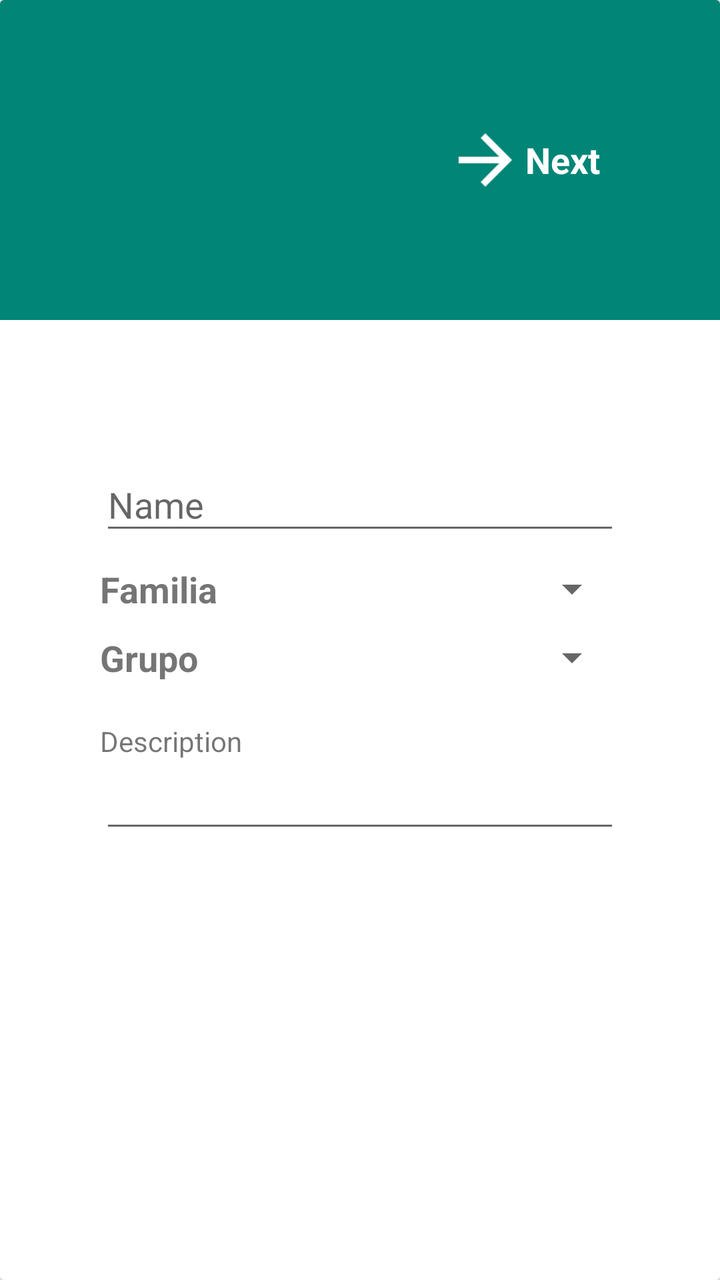
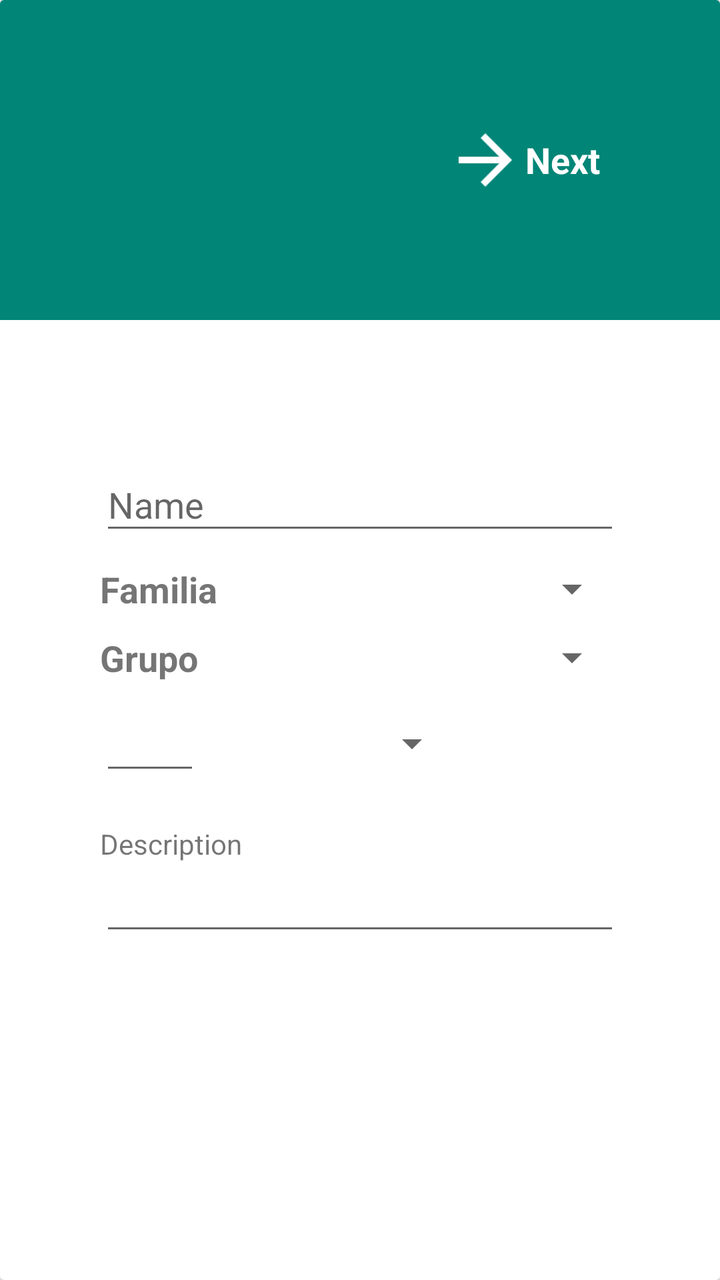

Compare the two renders of this Android layout. The source of the first and the diff that turns it into the second are given below.
<!-- AndroidManifest.xml: application theme AppTheme -->
<!-- res/layout/dialog_add_edit_product.xml -->
<?xml version="1.0" encoding="utf-8"?>
<android.support.v7.widget.CardView xmlns:android="http://schemas.android.com/apk/res/android"
    android:layout_width="match_parent"
    android:layout_height="match_parent">


        <LinearLayout
            android:layout_width="match_parent"
            android:layout_height="match_parent"
            android:orientation="vertical">

            <LinearLayout android:id="@+id/llMainScreen"
                android:layout_width="match_parent"
                android:layout_height="match_parent"
                android:orientation="vertical">

                <LinearLayout
                    android:layout_width="match_parent"
                    android:layout_height="wrap_content"
                    android:orientation="horizontal"
                    android:gravity="right"
                    android:background="@color/colorPrimary"
                    android:padding="50dp">
                    <LinearLayout android:id="@+id/llNext"
                        android:layout_width="wrap_content"
                        android:layout_height="wrap_content"
                        android:orientation="horizontal"
                        android:background="?attr/selectableItemBackgroundBorderless"
                        android:padding="10dp">
                        <ImageView
                            android:layout_width="40dp"
                            android:layout_height="40dp"
                            android:src="@drawable/ic_action_arrow_forward"
                            android:tint="@color/white"/>
                        <TextView
                            android:layout_width="wrap_content"
                            android:layout_height="match_parent"
                            android:text="Next"
                            android:gravity="center_vertical"
                            android:textStyle="bold"
                            android:textColor="@color/white"
                            android:textSize="18sp"/>
                    </LinearLayout>


                </LinearLayout>


                <LinearLayout
                    android:layout_width="match_parent"
                    android:layout_height="wrap_content"
                    android:orientation="vertical"
                    android:padding="50dp">

                    <android.support.design.widget.TextInputLayout
                        android:layout_width="match_parent"
                        android:layout_height="wrap_content"
                        android:hint="Code"
                        android:layout_marginTop="10dp"
                        android:visibility="gone">
                        <android.support.design.widget.TextInputEditText
                            android:id="@+id/etCode"
                            android:layout_width="match_parent"
                            android:layout_height="wrap_content" />
                    </android.support.design.widget.TextInputLayout>

                    <android.support.design.widget.TextInputLayout
                        android:layout_width="match_parent"
                        android:layout_height="wrap_content"
                        android:hint="Name"
                        android:layout_marginTop="10dp">
                        <android.support.design.widget.TextInputEditText
                            android:id="@+id/etName"
                            android:layout_width="match_parent"
                            android:layout_height="wrap_content" />
                    </android.support.design.widget.TextInputLayout>


                    <LinearLayout android:id="@+id/llTipo"
                        android:layout_width="match_parent"
                        android:layout_height="wrap_content"
                        android:orientation="horizontal"
                        android:layout_marginTop="10dp">
                        <TextView
                            android:layout_width="0dp"
                            android:layout_height="wrap_content"
                            android:text="Familia"
                            android:layout_weight="1"
                            android:textStyle="bold"
                            android:textSize="18sp"/>

                        <Spinner android:id="@+id/spnFamilia"
                            android:layout_width="0dp"
                            android:layout_height="wrap_content"
                            android:layout_weight="3"/>

                    </LinearLayout>

                    <LinearLayout android:id="@+id/llSubtipo"
                        android:layout_width="match_parent"
                        android:layout_height="wrap_content"
                        android:orientation="horizontal"
                        android:layout_marginTop="10dp">
                        <TextView
                            android:layout_width="0dp"
                            android:layout_height="wrap_content"
                            android:text="Grupo"
                            android:layout_weight="1"
                            android:textStyle="bold"
                            android:textSize="18sp"/>

                        <Spinner android:id="@+id/spnGrupo"
                            android:layout_width="0dp"
                            android:layout_height="wrap_content"
                            android:layout_weight="3"/>

                    </LinearLayout>


                    <TextView
                        android:layout_width="match_parent"
                        android:layout_height="wrap_content"
                        android:paddingTop="20dp"
                        android:text="Description"/>

                    <ScrollView
                        android:layout_width="match_parent"
                        android:layout_height="200dp">

                       <EditText android:id="@+id/etDescription"
                           android:layout_width="match_parent"
                           android:layout_height="match_parent" />
                    </ScrollView>

                    <CheckBox android:id="@+id/cbActivate"
                        android:layout_width="wrap_content"
                        android:layout_height="wrap_content"
                        android:text="Activar"
                        android:layout_marginTop="20dp"/>

                </LinearLayout>


            </LinearLayout>



            <LinearLayout android:id="@+id/llMeasureScreen"
                android:layout_width="match_parent"
                android:layout_height="match_parent"
                android:orientation="vertical"
                android:visibility="gone">

                <LinearLayout
                    android:layout_width="match_parent"
                    android:layout_height="wrap_content"
                    android:orientation="vertical"
                    android:padding="50dp"
                    android:background="@color/colorPrimary">
                    <RelativeLayout
                        android:layout_width="match_parent"
                        android:layout_height="wrap_content"
                        android:orientation="horizontal">

                        <LinearLayout android:id="@+id/llBack"
                            android:layout_width="wrap_content"
                            android:layout_height="wrap_content"
                            android:orientation="horizontal"
                            android:background="?attr/selectableItemBackgroundBorderless"
                            android:padding="10dp">
                            <ImageView
                                android:layout_width="50dp"
                                android:layout_height="50dp"
                                android:src="@drawable/ic_arrow_back"
                                android:tint="@color/white"/>
                            <TextView
                                android:layout_width="wrap_content"
                                android:layout_height="match_parent"
                                android:text="Atras"
                                android:gravity="center_vertical"
                                android:textStyle="bold"
                                android:textSize="18sp"
                                android:textColor="@color/white"/>
                        </LinearLayout>


                        <LinearLayout android:id="@+id/llSave"
                            android:layout_width="wrap_content"
                            android:layout_height="wrap_content"
                            android:orientation="horizontal"
                            android:background="?attr/selectableItemBackgroundBorderless"
                            android:padding="10dp"
                            android:layout_alignParentRight="true">
                            <ImageView
                                android:layout_width="50dp"
                                android:layout_height="50dp"
                                android:src="@drawable/ic_save"
                                android:tint="@color/white"/>
                            <TextView
                                android:layout_width="wrap_content"
                                android:layout_height="match_parent"
                                android:text="Guardar"
                                android:gravity="center_vertical"
                                android:textStyle="bold"
                                android:textSize="18sp"
                                android:textColor="@color/white"/>
                        </LinearLayout>


                    </RelativeLayout>


                    <TextView
                        android:layout_width="match_parent"
                        android:layout_height="wrap_content"
                        android:text="Unidades de Medida"
                        android:textStyle="bold"
                        android:gravity="center"
                        android:padding="10dp"
                        android:textSize="20sp"
                        android:textColor="@color/white"/>

                </LinearLayout>


                <LinearLayout
                    android:layout_width="match_parent"
                    android:layout_height="match_parent"
                    android:orientation="vertical"
                    android:background="@android:color/darker_gray">

                    <android.support.v7.widget.RecyclerView
                        android:id="@+id/rvMeasures"
                        android:layout_width="match_parent"
                        android:layout_height="match_parent"/>
                </LinearLayout>
            </LinearLayout>



        </LinearLayout>



</android.support.v7.widget.CardView>
<!-- resources referenced by this layout -->
<resources>
  <color name="colorPrimary">#008577</color>
  <color name="white">#FFFFFF</color>
  <!-- drawable ic_action_arrow_forward: png bitmap (drawable, 872 bytes) -->
  <!-- drawable ic_arrow_back: png bitmap (drawable, 1834 bytes) -->
  <!-- drawable ic_save: png bitmap (drawable, 1748 bytes) -->
  <style name="AppTheme" parent="Theme.AppCompat.Light.DarkActionBar">
          
          <item name="colorPrimary">@color/colorPrimary</item>
          <item name="colorPrimaryDark">@color/colorPrimaryDark</item>
          <item name="colorAccent">@color/colorAccent</item>
      </style>
  <color name="colorPrimaryDark">#00574B</color>
  <color name="colorAccent">#D81B60</color>
</resources>

<!-- the commit's change to res/layout/dialog_add_edit_product.xml (unified diff, before → after) -->
@@ -113,6 +113,25 @@
                             android:layout_width="0dp"
                             android:layout_height="wrap_content"
                             android:layout_weight="3"/>
+
+                    </LinearLayout>
+
+                    <LinearLayout
+                        android:layout_width="match_parent"
+                        android:layout_height="wrap_content"
+                        android:orientation="horizontal"
+                        android:paddingTop="10dp">
+
+                        <EditText android:id="@+id/etTime"
+                            android:layout_width="50dp"
+                            android:layout_height="wrap_content"
+                            android:inputType="number"
+                            android:gravity="center"/>
+
+                        <Spinner android:id="@+id/spnTime"
+                            android:layout_width="120dp"
+                            android:layout_height="match_parent"
+                            android:layout_marginLeft="10dp"/>
 
                     </LinearLayout>
 
